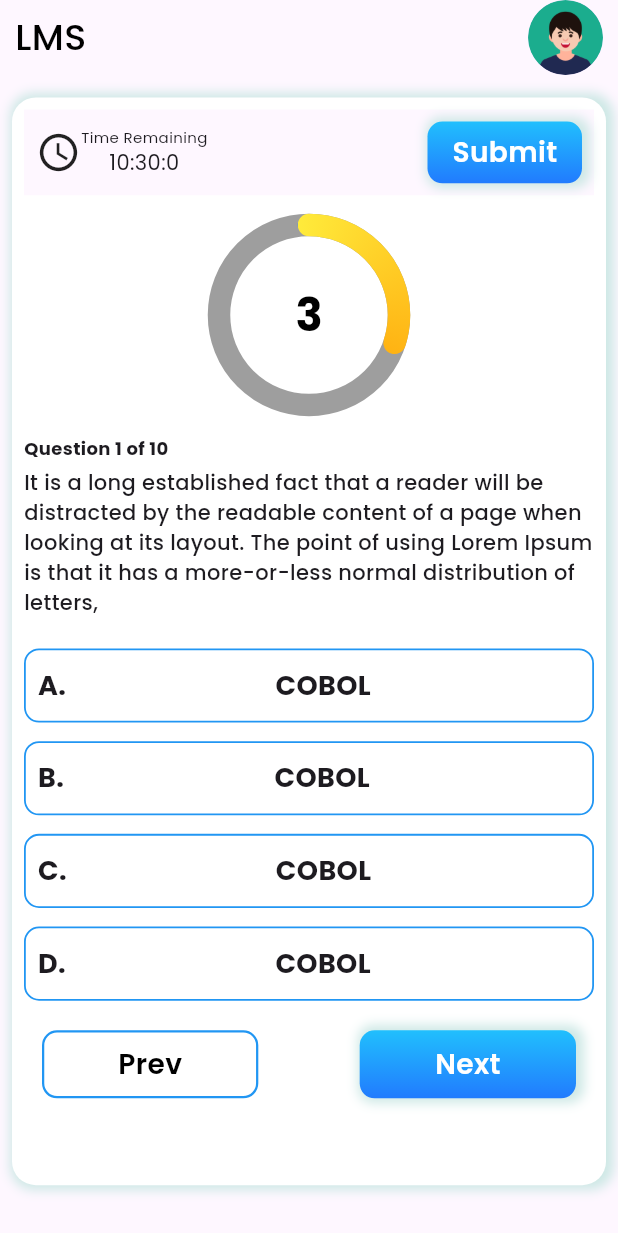
After one commit to Jamali5577/learning-App, a Flutter app: the QuestionScreen screen opened directly, on a phone screen of 412 x 824 dp. The commit adds this screen. Shown: the top 1233 px of the screen. Run offline on Flutter 3.47's test engine with Material 3 defaults, Android fonts, the phone set to English and light mode, and no system bars; drawn by our look-alikes of simple_circular_progress_bar; our stand-ins replace form_validator, google_fonts; missing offline and left inert: simple_toast_message.

Commit message:
Auth Completed

```diff
--- /dev/null
+++ b/lib/API/global_api.dart
@@ -0,0 +1,5 @@
+class GlobalApi{
+  static String baseUrl = "https://ecommerce-backend-pi-three.vercel.app/api/";
+  static String loginUrl = "login";
+  static String signUpUrl =  "signup";
+}
--- /dev/null
+++ b/lib/Screens/Auth/Provider/auth_provider.dart
@@ -0,0 +1,98 @@
+import 'dart:convert';
+
+import 'package:flutter/cupertino.dart';
+import 'package:lms_app/API/global_api.dart';
+import 'package:http/http.dart' as http;
+import 'package:simple_toast_message/simple_toast.dart';
+
+class AuthProvider extends ChangeNotifier{
+  bool _isLoading =false;
+  get isLoading => _isLoading;
+
+
+
+
+                        //// SignUp User Function////
+
+    Future<void> sigupUser(BuildContext contxt,String name, String email, String password)async{
+      _isLoading = true;
+      notifyListeners();
+      final url = Uri.parse("${GlobalApi.baseUrl}${GlobalApi.signUpUrl}");
+
+      try{
+        final body ={
+          "name": name,
+          "email": email,
+          "role": "User",
+          "password": password
+        };
+
+        final response = await http.post(url, body:body);
+        final jsonResponse = jsonDecode(response.body);
+
+        print(jsonResponse.toString());
+
+        if(jsonResponse['success']==true){
+          SimpleToast.showSuccessToast(contxt, "Success ", jsonResponse['message']);
+          _isLoading =false;
+          notifyListeners();
+
+        }
+
+
+
+      }catch(error){
+        _isLoading = false;
+        notifyListeners();
+        SimpleToast.showErrorToast(contxt, "Error", error.toString());
+
+
+
+      }
+
+    }
+
+
+
+                //// Login User Function////
+
+  Future<void> loginUser(BuildContext contxt,String email, String password)async{
+    _isLoading =true;
+    notifyListeners();
+    String url =  "${GlobalApi.baseUrl}${GlobalApi.loginUrl}";
+
+
+
+    try{
+
+      Map<String, dynamic> body ={
+        "email":email.toString(),
+        "password":password.toString(),
+
+      };
+
+
+      final response = await http.post(Uri.parse(url),  body: body);
+      final userJson = jsonDecode(response.body);
+
+      if(response.statusCode == 200){
+         _isLoading =false;
+    notifyListeners();
+       SimpleToast.showSuccessToast(contxt, "Success", userJson['message']);
+
+      }else{
+        SimpleToast.showErrorToast(contxt, "Error", userJson['message']);
+         _isLoading =false;
+    notifyListeners();
+
+      }
+
+    } catch(error){
+      SimpleToast.showErrorToast(contxt, "Error", error.toString());
+       _isLoading =false;
+    notifyListeners();
+
+
+    }
+  }
+}
--- a/lib/Screens/Auth/login_screen.dart
+++ b/lib/Screens/Auth/login_screen.dart
@@ -1,15 +1,22 @@
 import 'package:flutter/material.dart';
+import 'package:form_validator/form_validator.dart';
+import 'package:lms_app/Screens/Auth/Provider/auth_provider.dart';
 import 'package:lms_app/Screens/Auth/signup.dart';
 import 'package:lms_app/Widgets/custom_rounded_btn.dart';
 import 'package:lms_app/classes/screen_size.dart';
-
+import 'package:provider/provider.dart';
 import '../../Widgets/textfield_with_icon.dart';
 
 class LoginPage extends StatelessWidget {
+  final GlobalKey<FormState> _farm = GlobalKey<FormState>();
   final TextEditingController email = TextEditingController();
   final TextEditingController password = TextEditingController();
   @override
+
+
+
   Widget build(BuildContext context) {
+
     return Scaffold(
       body: Container(
         decoration: const BoxDecoration(
@@ -93,14 +100,22 @@ class LoginPage extends StatelessWidget {
                         SizedBox(height: screenHeight*0.035,),
 
 
-                       customRoundedButton(title: "Login", loading: false, on_Tap: () {
+                       Consumer<AuthProvider>(
+                        builder: (context, auth, child) =>
+                          customRoundedButton(title: "Login", loading: auth.isLoading, on_Tap: () async{
+                            if(_farm.currentState!.validate()){
+                             await Provider.of<AuthProvider>(context, listen: false).loginUser(context,email.text, password.text);
 
-                       },),
+                                           }
+
+                         },),
+                       ),
                          SizedBox(height: screenHeight*0.022),
 
 
                         TextButton(
                           onPressed: () {
+
                             Navigator.push(context, MaterialPageRoute(builder: (_)=> const SignUp()));
                             // Handle Forgot Password
                           },
@@ -123,15 +138,18 @@ class LoginPage extends StatelessWidget {
     );
   }
   Widget textFieldContainer() {
-    return Column(
-      children: [
-      textFieldWithIconWidget(fieldName: "Email",isPasswordField: false,widgetcontroller: email,widgeticon: Icons.email,),
-        SizedBox(height: screenHeight*0.035,),
-       textFieldWithIconWidget(widgetcontroller: password, fieldName: "password", isPasswordField: true, widgeticon: Icons.key,)
+    return Form(
+      key: _farm,
+      child: Column(
+        children: [
+        textFieldWithIconWidget(fieldName: "Email",isPasswordField: false,widgetcontroller: email,widgeticon: Icons.email,validatorCallback: ValidationBuilder().email().maxLength(50).build(),),
+          SizedBox(height: screenHeight*0.035,),
+         textFieldWithIconWidget(widgetcontroller: password, fieldName: "password", isPasswordField: true, widgeticon: Icons.key, validatorCallback:  ValidationBuilder().minLength(6).maxLength(20).build(),)
 
 
 
-      ],
+        ],
+      ),
     );
   }
 
--- a/lib/Screens/Auth/signup.dart
+++ b/lib/Screens/Auth/signup.dart
@@ -1,5 +1,8 @@
 import 'package:flutter/material.dart';
+import 'package:form_validator/form_validator.dart';
+import 'package:lms_app/Screens/Auth/Provider/auth_provider.dart';
 import 'package:lms_app/Widgets/custom_rounded_btn.dart';
+import 'package:provider/provider.dart';
 
 
 import '../../Widgets/textfield_with_icon.dart';
@@ -12,6 +15,7 @@ class SignUp extends StatefulWidget {
 }
 
 class _SignUpState extends State<SignUp> {
+  final GlobalKey<FormState> _farm = GlobalKey<FormState>();
   final _emailController = TextEditingController();
   final _nameController = TextEditingController();
   final _passwordController = TextEditingController();
@@ -53,7 +57,21 @@ class _SignUpState extends State<SignUp> {
               ),
               formTextContainer(),
              const SizedBox(height: 20,),
-              customRoundedButton(title: "Register", loading: false, on_Tap: (){})
+              Consumer<AuthProvider>(
+                builder: (context, auth, child) =>
+                 customRoundedButton(title: "Register", loading: auth.isLoading, on_Tap: ()async{
+                   if(_farm.currentState!.validate()){
+                    await Provider.of<AuthProvider>(context, listen: false).sigupUser(
+                      context,
+                      _nameController.text.toString(),
+                      _emailController.text.toString(),
+                      _passwordController.text.toString(),
+                    );
+
+                    }
+                 // Navigator.push(context, MaterialPageRoute(builder: (_)=> const QuestionScreen()));
+                }),
+              )
             ],),
           ),
         ),
@@ -63,12 +81,14 @@ class _SignUpState extends State<SignUp> {
   }
   Widget formTextContainer() {
     return Form(
+      key: _farm,
         child: Column(
       children: [
         textFieldWithIconWidget(
             widgetcontroller: _nameController,
             widgeticon: Icons.person_2,
             fieldName: "Student Name",
+            validatorCallback: ValidationBuilder().minLength(2).maxLength(15).build(),
             isPasswordField: false),
         // TextFieldWidget(
         //     widgetcontroller: _companyNameController,
@@ -82,6 +102,7 @@ class _SignUpState extends State<SignUp> {
         textFieldWithIconWidget(
           widgeticon: Icons.email,
             widgetcontroller: _emailController,
+            validatorCallback: ValidationBuilder().email().build(),
             fieldName: "Email",
             isPasswordField: false),
 
@@ -92,6 +113,7 @@ class _SignUpState extends State<SignUp> {
         textFieldWithIconWidget(
           widgeticon: Icons.lock,
             widgetcontroller: _passwordController,
+            validatorCallback: ValidationBuilder().minLength(6).maxLength(20).build(),
             fieldName: "Password",
             isPasswordField: true),
         const SizedBox(
@@ -101,6 +123,13 @@ class _SignUpState extends State<SignUp> {
         textFieldWithIconWidget(
           widgeticon: Icons.lock,
             widgetcontroller: _confirmPassController,
+            validatorCallback: (val) {
+              if(_passwordController.text==val){
+                ValidationBuilder().build();
+              }
+              return null;
+
+            },
             fieldName: "Confirm Password",
             isPasswordField: true),
         const SizedBox(
--- /dev/null
+++ b/lib/Screens/Quiz Screen/question_screen.dart
@@ -0,0 +1,348 @@
+import 'package:flutter/material.dart';
+import 'package:google_fonts/google_fonts.dart';
+import 'package:lms_app/classes/screen_size.dart';
+import 'package:simple_circular_progress_bar/simple_circular_progress_bar.dart';
+
+import '../../classes/colors.dart';
+import '../../classes/font_sizes.dart';
+
+class QuestionScreen extends StatefulWidget {
+  const QuestionScreen({super.key});
+
+  @override
+  State<QuestionScreen> createState() => _QuestionScreenState();
+}
+
+class _QuestionScreenState extends State<QuestionScreen> {
+  double value = 1;
+
+  @override
+  Widget build(BuildContext context) {
+    return Scaffold(
+      body: SafeArea(
+        child: SingleChildScrollView(
+          child: Column(
+            children: [
+              Padding(
+                padding: const EdgeInsets.only(left: 10, right: 10),
+                child: Row(
+                  mainAxisAlignment: MainAxisAlignment.spaceBetween,
+                  children: [
+                    Text(
+                      "LMS",
+                      style: GoogleFonts.poppins(
+                        textStyle: TextStyle(
+                            color: Colors.black,
+                            fontSize: header1,
+                            fontWeight: FontWeight.w500),
+                      ),
+                    ),
+                    const CircleAvatar(
+                      backgroundImage: AssetImage("assets/profile.png"),
+                      radius: 25,
+                    )
+                  ],
+                ),
+              ),
+              Padding(
+                padding: const EdgeInsets.only(top: 15, left: 8, right: 8),
+                child: Container(
+                  height: screenHeight * .88,
+                  decoration: BoxDecoration(
+                    color: Colors.white,
+                    borderRadius: BorderRadius.circular(paragraph),
+                    boxShadow: [
+                      BoxShadow(
+                        color: greyGreenColor,
+                        blurRadius: 6,
+                        spreadRadius: 3,
+                        offset: const Offset(2, 0),
+                      ),
+                    ],
+                  ),
+                  child: Padding(
+                    padding: const EdgeInsets.all(8.0),
+                    child: Column(
+
+                      children: [
+                        rowHeader(),
+                        SizedBox(
+                          height: screenHeight * 0.024,
+                        ),
+                        Progress(value: value),
+                        SizedBox(
+                          height: screenHeight * 0.025,
+                        ),
+                        Column(
+                          crossAxisAlignment: CrossAxisAlignment.start,
+                          children: [
+                            Text(
+                              "Question 1 of 10",
+                              style: GoogleFonts.poppins(
+                                  textStyle: const TextStyle(
+                                      fontSize: 12, fontWeight: FontWeight.w700)),
+                            ),
+                            SizedBox(
+                              height: screenHeight * 0.005,
+                            ),
+                            Text(
+                              "It is a long established fact that a reader will be distracted by the readable content of a page when looking at its layout. The point of using Lorem Ipsum is that it has a more-or-less normal distribution of letters,",
+                              style: GoogleFonts.poppins(
+                                  textStyle: const TextStyle(
+                                      fontSize: 14, fontWeight: FontWeight.w500)),
+                            ),
+                            SizedBox(
+                              height: screenHeight * 0.025,
+                            ),
+                           Center(
+                             child: Column(
+                              children: [
+                                 OptionContainer(
+                                answer: "COBOL",
+                                option: "A.",
+                              ),
+                              SizedBox(
+                                height: screenHeight * 0.015,
+                              ),
+                              OptionContainer(
+                                answer: "COBOL",
+                                option: "B.",
+                              ),
+                              SizedBox(
+                                height: screenHeight * 0.015,
+                              ),
+                              OptionContainer(
+                                answer: "COBOL",
+                                option: "C.",
+                              ),
+                              SizedBox(
+                                height: screenHeight * 0.015,
+                              ),
+                              OptionContainer(
+                                answer: "COBOL",
+                                option: "D.",
+                              ),
+                              ],
+                             ),
+                           ),
+                            SizedBox(height: screenHeight * 0.024),
+                            Padding(
+                              padding: const EdgeInsets.symmetric(horizontal: 12),
+                              child: Row(
+                                mainAxisAlignment: MainAxisAlignment.spaceBetween,
+                                children: [
+                                  CustomButton(
+                                    outline: true,
+                                    title: "Prev",
+                                    height: screenHeight * 0.055,
+                                    width: screenWidth * 0.35,
+                                  ),
+                                  CustomButton(
+                                    outline: false,
+                                    title: "Next",
+                                    height: screenHeight * 0.055,
+                                    width: screenWidth * 0.35,
+                                  ),
+                                ],
+                              ),
+                            ),
+                            SizedBox(
+                              height: screenHeight * 0.023,
+                            )
+                          ],
+                        )
+                      ],
+                    ),
+                  ),
+                ),
+              ),
+            ],
+          ),
+        ),
+      ),
+    );
+  }
+
+  Widget rowHeader() {
+    return Material(
+      child: Padding(
+        padding: const EdgeInsets.all(8.0),
+        child: Row(
+          mainAxisAlignment: MainAxisAlignment.spaceBetween,
+          children: [
+            Row(
+              children: [
+                const Icon(
+                  Icons.watch_later_outlined,
+                  size: 30,
+                ),
+                Column(
+                  children: [
+                    const Text(
+                      "Time Remaining",
+                      style: TextStyle(fontSize: 10),
+                    ),
+                    Text(
+                        "${DateTime.now().hour}:${DateTime.now().minute}:${DateTime.now().second}")
+                  ],
+                ),
+              ],
+            ),
+            CustomButton(
+              outline: false,
+              height: screenHeight * 0.05,
+              width: screenWidth * 0.25,
+              title: "Submit",
+            )
+          ],
+        ),
+      ),
+    );
+  }
+}
+
+class CustomButton extends StatelessWidget {
+  String title;
+  double height;
+  double width;
+  bool outline=false;
+
+  CustomButton({
+   required this.outline,
+    required this.title,
+    required this.height,
+    required this.width,
+    super.key,
+  });
+
+  @override
+  Widget build(BuildContext context) {
+    return Container(
+      height: height,
+      width: width,
+      // height: screenHeight * 0.05,
+      // width: screenWidth * 0.25,
+      decoration: outline?
+      BoxDecoration(
+        border: Border.all(
+          width: 1.5,
+          color: Colors.blue,
+
+        ),
+        borderRadius: BorderRadius.circular(10),
+
+      )
+
+       :BoxDecoration(
+        gradient: const LinearGradient(
+          colors: [
+            Color(0xFF21BFFD), // Starting color (#21BFFD)
+            Color(0xFF217BFE), // Ending color (#217BFE)
+          ],
+          begin: Alignment.topCenter,
+          end: Alignment.bottomCenter,
+        ),
+        //color: Colors.white,
+        borderRadius: BorderRadius.circular(10),
+        boxShadow: [
+          BoxShadow(
+            color: greyGreenColor,
+            blurRadius: 6,
+            spreadRadius: 3,
+            offset: const Offset(2, 0),
+          ),
+        ],
+      ),
+      child: Center(
+        child: Text(
+          title,
+          style: GoogleFonts.poppins(
+            textStyle: TextStyle(
+                color:outline?Colors.black :Colors.white,
+                fontSize: header6,
+                fontWeight: FontWeight.w600),
+          ),
+        ),
+      ),
+    );
+  }
+}
+
+class OptionContainer extends StatelessWidget {
+  String option;
+  String answer;
+  OptionContainer({
+    required this.option,
+    required this.answer,
+    super.key,
+  });
+
+  @override
+  Widget build(BuildContext context) {
+    return Container(
+      height: screenHeight * 0.06,
+      width: screenWidth,
+      decoration: BoxDecoration(
+          borderRadius: BorderRadius.circular(10),
+          border: Border.all(
+            color: Colors.blue,
+            width: 1.2,
+          )),
+      child: Padding(
+        padding: const EdgeInsets.all(8.0),
+        child: Row(
+           mainAxisAlignment: MainAxisAlignment.spaceBetween,
+          children: [
+            Text(
+              option,
+              style: const TextStyle(fontSize: 18, fontWeight: FontWeight.bold),
+            ),
+            // SizedBox(
+            //   width: screenWidth * .25,
+            // ),
+            Text(answer,
+                style: GoogleFonts.poppins(
+                  textStyle: const TextStyle(
+                      fontSize: 18, fontWeight: FontWeight.bold),
+                )),
+               const Text(""),
+
+
+          ],
+        ),
+      ),
+    );
+  }
+}
+
+class Progress extends StatelessWidget {
+  const Progress({
+    super.key,
+    required this.value,
+  });
+
+  final double value;
+
+  @override
+  Widget build(BuildContext context) {
+    return SimpleCircularProgressBar(
+      valueNotifier: ValueNotifier(3),
+      mergeMode: true,
+      size: 120,
+      maxValue: 10,
+
+      backColor: Colors.grey,
+      progressColors: const [Colors.yellow, Colors.orange, Colors.blue],
+      onGetText: (double value) {
+        return Text(
+          '${value.toInt()}',
+          style: const TextStyle(
+            fontSize: 30,
+            fontWeight: FontWeight.bold,
+            color: Colors.black,
+          ),
+        );
+      },
+    );
+  }
+}
--- /dev/null
+++ b/lib/Utils/typ_def.dart
@@ -0,0 +1 @@
+typedef ValidatorCallback = String? Function(String? agr);
--- a/lib/Widgets/textfield_with_icon.dart
+++ b/lib/Widgets/textfield_with_icon.dart
@@ -1,12 +1,14 @@
 
 import 'package:flutter/cupertino.dart';
 import 'package:flutter/material.dart';
+import 'package:lms_app/Utils/typ_def.dart';
 import 'package:lms_app/classes/colors.dart';
 
 class textFieldWithIconWidget extends StatefulWidget {
   textFieldWithIconWidget(
       {super.key,
         required this.widgetcontroller,
+        required this.validatorCallback,
         required this.fieldName,
         this.widgeticon,
         required  this.isPasswordField,
@@ -16,6 +18,7 @@ class textFieldWithIconWidget extends StatefulWidget {
   //SETTING THE PARAMETER FOR THE widgets
   TextEditingController widgetcontroller = TextEditingController();
   IconData? widgeticon;
+ final ValidatorCallback validatorCallback;
   String fieldName = "sample";
   bool isPasswordField = false;
   TextInputType? keyboardtype = TextInputType.text;
--- a/lib/main.dart
+++ b/lib/main.dart
@@ -1,7 +1,9 @@
 import 'package:flutter/material.dart';
 import 'package:google_fonts/google_fonts.dart';
+import 'package:lms_app/Screens/Auth/Provider/auth_provider.dart';
 import 'package:lms_app/Screens/Auth/login_screen.dart';
 import 'package:lms_app/classes/screen_size.dart';
+import 'package:provider/provider.dart';
 
 
 void main() {
@@ -16,7 +18,9 @@ class MyApp extends StatelessWidget {
   Widget build(BuildContext context) {
     screenHeight = MediaQuery.of(context).size.height;
     screenWidth = MediaQuery.of(context).size.width;
-    return MaterialApp(
+    return MultiProvider(
+      providers: [ChangeNotifierProvider(create: (context) => AuthProvider(),)],
+      child: MaterialApp(
         debugShowCheckedModeBanner: false,
 
 
@@ -27,6 +31,7 @@ class MyApp extends StatelessWidget {
           ),
        ),
         home: LoginPage(),
+      ),
     );
   }
 }
--- a/pubspec.yaml
+++ b/pubspec.yaml
@@ -36,6 +36,11 @@ dependencies:
   # Use with the CupertinoIcons class for iOS style icons.
   cupertino_icons: ^1.0.6
   google_fonts: ^6.2.1
+  simple_circular_progress_bar: ^1.0.2
+  provider: ^6.1.2
+  http: ^1.2.2
+  simple_toast_message: ^0.0.6
+  form_validator: ^2.1.1
 
 
 dev_dependencies:
```
Also changed, not shown: assets/profile.png (added), pubspec.lock. Lines whose indentation alone changed are shown as unchanged.
